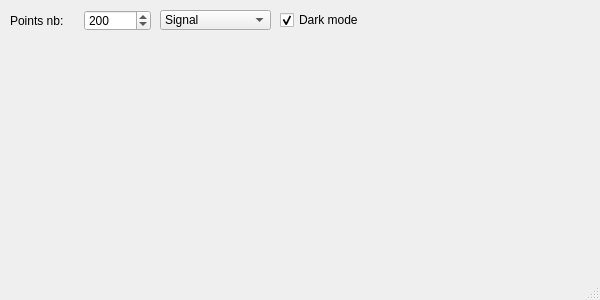
DigitalHolography/Holovibes, file Holovibes/plotwindow.ui: the form before one commit.
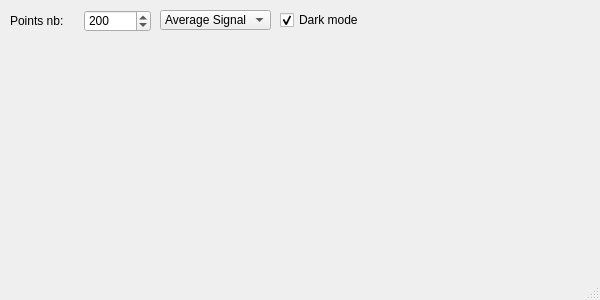
The form after the commit.

Commit message: feat(chart): fix average and add std computation

```diff
--- a/Holovibes/plotwindow.ui
+++ b/Holovibes/plotwindow.ui
@@ -20,7 +20,7 @@
       <x>10</x>
       <y>10</y>
       <width>141</width>
-      <height>21</height>
+      <height>22</height>
      </rect>
     </property>
     <layout class="QHBoxLayout" name="headerLayout">
@@ -62,14 +62,14 @@
      </rect>
     </property>
     <property name="currentText">
-     <string>Signal</string>
+     <string>Average Signal</string>
     </property>
     <property name="currentIndex">
      <number>0</number>
     </property>
     <item>
      <property name="text">
-      <string>Signal</string>
+      <string>Average Signal</string>
      </property>
     </item>
     <item>
```
Left out of the diff: 23 changed lines with no effect on the pictures. The commit also changes 18 other files.
